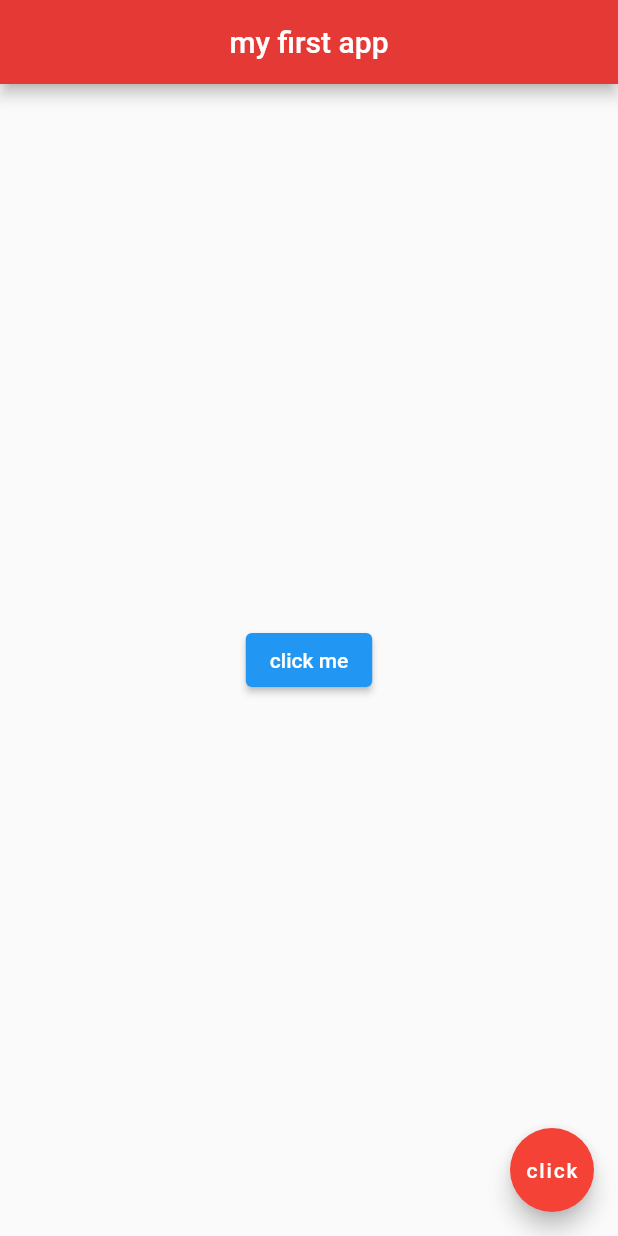
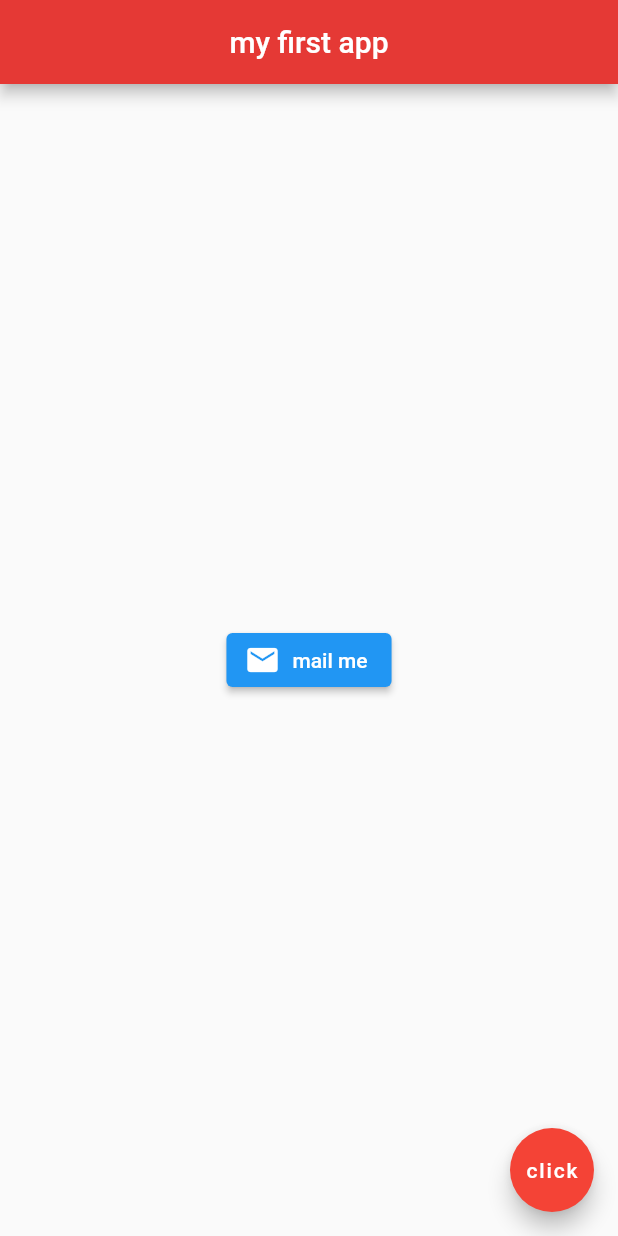
Before and after one commit to RedwanIfty/My_Flutter_App, a Flutter app: the screen it shows after launch, on a phone screen of 412 x 824 dp. Run offline on Flutter 3.47's test engine with Material 2 defaults, Android fonts, the phone set to English and light mode, and no system bars.

Commit message:
Icon and button

```diff
--- a/lib/main.dart
+++ b/lib/main.dart
@@ -16,14 +16,18 @@ class Home extends StatelessWidget {
       ),
       body: Center(
 
-        child: ElevatedButton(
+        child: ElevatedButton.icon(
           onPressed: (){},
-          child : Text('click me'),
+          icon: Icon(
+            Icons.mail
+          ),
+          label: Text('mail me'),
+          // color: Colors.amber,
         ),
 
       ),
       floatingActionButton: FloatingActionButton(
-        onPressed: () {print("click");},
+        onPressed: () {},
         child: Text('click'),
         backgroundColor: Colors.red,
       ) ,
```
